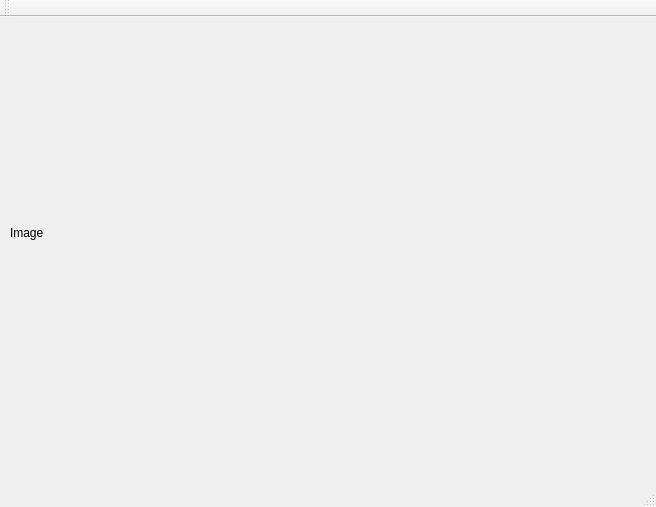
The window that tetrismainwindow.ui (cfcv/Tetris) describes before a commit, drawn with Qt 5.
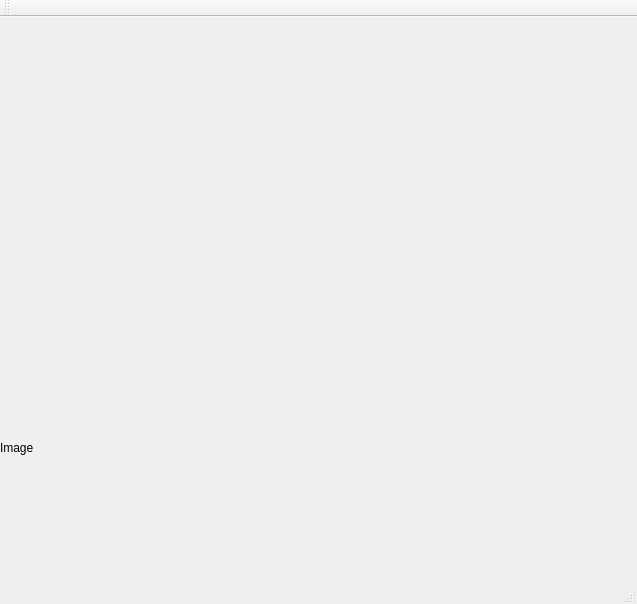
The same window after the commit.

Commit message: cropped camera

```diff
--- a/tetrismainwindow.ui
+++ b/tetrismainwindow.ui
@@ -6,8 +6,8 @@
    <rect>
     <x>0</x>
     <y>0</y>
-    <width>656</width>
-    <height>507</height>
+    <width>637</width>
+    <height>604</height>
    </rect>
   </property>
   <property name="windowTitle">
@@ -17,10 +17,10 @@
    <widget class="QLabel" name="image_label">
     <property name="geometry">
      <rect>
-      <x>10</x>
-      <y>10</y>
-      <width>661</width>
-      <height>411</height>
+      <x>0</x>
+      <y>320</y>
+      <width>611</width>
+      <height>221</height>
      </rect>
     </property>
     <property name="text">
```
Left out of the diff: 2 changed lines with no effect on the pictures. The commit also changes 1 other file.
